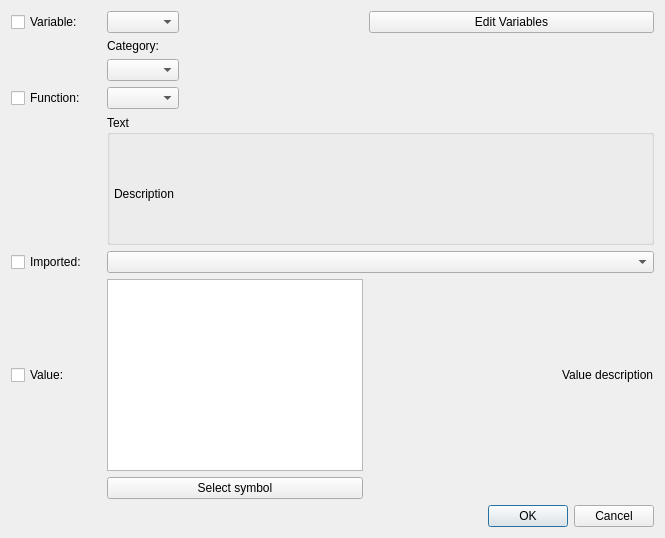
First picture: the form in src/editor/triggereditor/ui/triggerfunctiondialog.ui, repository tdauth/wc3lib, before the edit.
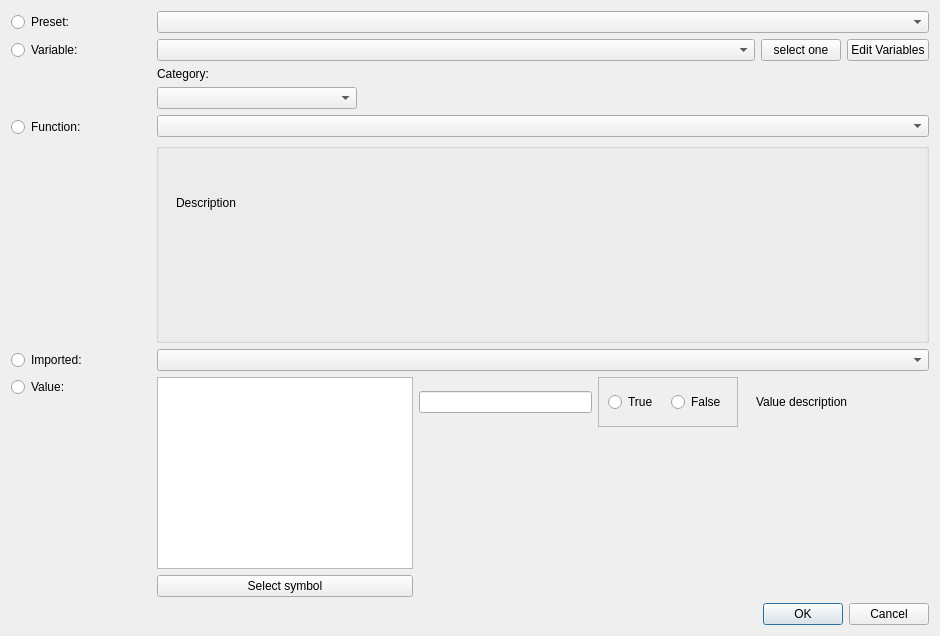
Second picture: the form after the edit. Custom widgets are drawn as their Qt base class.

What changed in the file:
```diff
--- a/src/editor/triggereditor/ui/triggerfunctiondialog.ui
+++ b/src/editor/triggereditor/ui/triggerfunctiondialog.ui
@@ -9,8 +9,8 @@
    <rect>
     <x>0</x>
     <y>0</y>
-    <width>665</width>
-    <height>538</height>
+    <width>940</width>
+    <height>633</height>
    </rect>
   </property>
   <property name="sizePolicy">
@@ -27,157 +27,511 @@
   </property>
   <layout class="QGridLayout" name="gridLayout">
    <item row="0" column="0">
-    <widget class="QCheckBox" name="m_checkBoxVariable">
-     <property name="text">
-      <string>Variable:</string>
-     </property>
-    </widget>
+    <layout class="QHBoxLayout" name="horizontalLayout_7">
+     <item>
+      <widget class="QRadioButton" name="m_radioButtonPreset">
+       <property name="sizePolicy">
+        <sizepolicy hsizetype="Fixed" vsizetype="Fixed">
+         <horstretch>0</horstretch>
+         <verstretch>0</verstretch>
+        </sizepolicy>
+       </property>
+       <property name="minimumSize">
+        <size>
+         <width>100</width>
+         <height>0</height>
+        </size>
+       </property>
+       <property name="text">
+        <string>Preset:</string>
+       </property>
+      </widget>
+     </item>
+     <item>
+      <spacer name="horizontalSpacer_5">
+       <property name="orientation">
+        <enum>Qt::Horizontal</enum>
+       </property>
+       <property name="sizeType">
+        <enum>QSizePolicy::Fixed</enum>
+       </property>
+       <property name="sizeHint" stdset="0">
+        <size>
+         <width>40</width>
+         <height>20</height>
+        </size>
+       </property>
+      </spacer>
+     </item>
+     <item>
+      <widget class="KComboBox" name="m_presetComboBox"/>
+     </item>
+    </layout>
    </item>
-   <item row="0" column="1">
-    <widget class="KComboBox" name="m_variablesComboBox"/>
+   <item row="1" column="0">
+    <layout class="QHBoxLayout" name="horizontalLayout_4">
+     <item>
+      <widget class="QRadioButton" name="m_radioButtonVariable">
+       <property name="sizePolicy">
+        <sizepolicy hsizetype="Fixed" vsizetype="Fixed">
+         <horstretch>0</horstretch>
+         <verstretch>0</verstretch>
+        </sizepolicy>
+       </property>
+       <property name="minimumSize">
+        <size>
+         <width>100</width>
+         <height>0</height>
+        </size>
+       </property>
+       <property name="text">
+        <string>Variable:</string>
+       </property>
+      </widget>
+     </item>
+     <item>
+      <spacer name="horizontalSpacer_2">
+       <property name="orientation">
+        <enum>Qt::Horizontal</enum>
+       </property>
+       <property name="sizeType">
+        <enum>QSizePolicy::Fixed</enum>
+       </property>
+       <property name="sizeHint" stdset="0">
+        <size>
+         <width>40</width>
+         <height>20</height>
+        </size>
+       </property>
+      </spacer>
+     </item>
+     <item>
+      <widget class="KComboBox" name="m_variablesComboBox"/>
+     </item>
+     <item>
+      <widget class="QPushButton" name="m_variablesSelectPushButton">
+       <property name="sizePolicy">
+        <sizepolicy hsizetype="Fixed" vsizetype="Fixed">
+         <horstretch>0</horstretch>
+         <verstretch>0</verstretch>
+        </sizepolicy>
+       </property>
+       <property name="text">
+        <string>select one</string>
+       </property>
+      </widget>
+     </item>
+     <item>
+      <widget class="QPushButton" name="m_variablesPushButton">
+       <property name="sizePolicy">
+        <sizepolicy hsizetype="Fixed" vsizetype="Fixed">
+         <horstretch>0</horstretch>
+         <verstretch>0</verstretch>
+        </sizepolicy>
+       </property>
+       <property name="text">
+        <string>Edit Variables</string>
+       </property>
+      </widget>
+     </item>
+    </layout>
    </item>
-   <item row="0" column="3" colspan="3">
-    <widget class="QPushButton" name="m_variablesPushButton">
-     <property name="text">
-      <string>Edit Variables</string>
-     </property>
-    </widget>
-   </item>
-   <item row="1" column="1">
-    <widget class="QLabel" name="m_categoryLabel">
-     <property name="sizePolicy">
-      <sizepolicy hsizetype="Fixed" vsizetype="Fixed">
-       <horstretch>0</horstretch>
-       <verstretch>0</verstretch>
-      </sizepolicy>
-     </property>
-     <property name="text">
-      <string>Category:</string>
-     </property>
-    </widget>
+   <item row="2" column="0">
+    <layout class="QHBoxLayout" name="horizontalLayout_5">
+     <item>
+      <layout class="QVBoxLayout" name="verticalLayout_3">
+       <item>
+        <spacer name="verticalSpacer_2">
+         <property name="orientation">
+          <enum>Qt::Vertical</enum>
+         </property>
+         <property name="sizeHint" stdset="0">
+          <size>
+           <width>20</width>
+           <height>40</height>
+          </size>
+         </property>
+        </spacer>
+       </item>
+       <item>
+        <widget class="QRadioButton" name="m_radioButtonFunction">
+         <property name="minimumSize">
+          <size>
+           <width>100</width>
+           <height>0</height>
+          </size>
+         </property>
+         <property name="text">
+          <string>Function:</string>
+         </property>
+        </widget>
+       </item>
+      </layout>
+     </item>
+     <item>
+      <spacer name="horizontalSpacer_3">
+       <property name="orientation">
+        <enum>Qt::Horizontal</enum>
+       </property>
+       <property name="sizeType">
+        <enum>QSizePolicy::Fixed</enum>
+       </property>
+       <property name="sizeHint" stdset="0">
+        <size>
+         <width>40</width>
+         <height>20</height>
+        </size>
+       </property>
+      </spacer>
+     </item>
+     <item>
+      <layout class="QVBoxLayout" name="verticalLayout_2">
+       <item>
+        <widget class="QLabel" name="m_categoryLabel">
+         <property name="sizePolicy">
+          <sizepolicy hsizetype="Fixed" vsizetype="Fixed">
+           <horstretch>0</horstretch>
+           <verstretch>0</verstretch>
+          </sizepolicy>
+         </property>
+         <property name="text">
+          <string>Category:</string>
+         </property>
+        </widget>
+       </item>
+       <item>
+        <layout class="QHBoxLayout" name="horizontalLayout_3">
+         <item>
+          <widget class="KComboBox" name="m_categoryComboBox">
+           <property name="sizePolicy">
+            <sizepolicy hsizetype="Fixed" vsizetype="Fixed">
+             <horstretch>0</horstretch>
+             <verstretch>0</verstretch>
+            </sizepolicy>
+           </property>
+           <property name="minimumSize">
+            <size>
+             <width>200</width>
+             <height>0</height>
+            </size>
+           </property>
+          </widget>
+         </item>
+         <item>
+          <spacer name="horizontalSpacer">
+           <property name="orientation">
+            <enum>Qt::Horizontal</enum>
+           </property>
+           <property name="sizeType">
+            <enum>QSizePolicy::Expanding</enum>
+           </property>
+           <property name="sizeHint" stdset="0">
+            <size>
+             <width>150</width>
+             <height>20</height>
+            </size>
+           </property>
+          </spacer>
+         </item>
+        </layout>
+       </item>
+       <item>
+        <widget class="KComboBox" name="m_functionComboBox"/>
+       </item>
+      </layout>
+     </item>
+    </layout>
    </item>
    <item row="3" column="0">
-    <widget class="QCheckBox" name="m_checkBoxFunction">
-     <property name="text">
-      <string>Function:</string>
-     </property>
-    </widget>
+    <layout class="QHBoxLayout" name="horizontalLayout_6">
+     <item>
+      <spacer name="horizontalSpacer_4">
+       <property name="orientation">
+        <enum>Qt::Horizontal</enum>
+       </property>
+       <property name="sizeType">
+        <enum>QSizePolicy::Fixed</enum>
+       </property>
+       <property name="sizeHint" stdset="0">
+        <size>
+         <width>145</width>
+         <height>20</height>
+        </size>
+       </property>
+      </spacer>
+     </item>
+     <item>
+      <widget class="QGroupBox" name="m_textGroupBox">
+       <property name="sizePolicy">
+        <sizepolicy hsizetype="Expanding" vsizetype="Expanding">
+         <horstretch>0</horstretch>
+         <verstretch>0</verstretch>
+        </sizepolicy>
+       </property>
+       <property name="minimumSize">
+        <size>
+         <width>0</width>
+         <height>200</height>
+        </size>
+       </property>
+       <property name="title">
+        <string/>
+       </property>
+       <property name="flat">
+        <bool>false</bool>
+       </property>
+       <property name="checkable">
+        <bool>false</bool>
+       </property>
+       <widget class="QLabel" name="m_descriptionLabel">
+        <property name="geometry">
+         <rect>
+          <x>20</x>
+          <y>10</y>
+          <width>521</width>
+          <height>101</height>
+         </rect>
+        </property>
+        <property name="sizePolicy">
+         <sizepolicy hsizetype="Expanding" vsizetype="Expanding">
+          <horstretch>0</horstretch>
+          <verstretch>0</verstretch>
+         </sizepolicy>
+        </property>
+        <property name="text">
+         <string>Description</string>
+        </property>
+        <property name="textFormat">
+         <enum>Qt::RichText</enum>
+        </property>
+        <property name="wordWrap">
+         <bool>true</bool>
+        </property>
+       </widget>
+      </widget>
+     </item>
+    </layout>
    </item>
-   <item row="3" column="1">
-    <widget class="KComboBox" name="m_functionComboBox"/>
-   </item>
-   <item row="4" column="1" colspan="5">
-    <widget class="QGroupBox" name="m_textGroupBox">
-     <property name="sizePolicy">
-      <sizepolicy hsizetype="Minimum" vsizetype="Minimum">
-       <horstretch>0</horstretch>
-       <verstretch>0</verstretch>
-      </sizepolicy>
-     </property>
-     <property name="title">
-      <string>Text</string>
-     </property>
-     <property name="flat">
-      <bool>true</bool>
-     </property>
-     <property name="checkable">
-      <bool>false</bool>
-     </property>
-     <widget class="QLabel" name="m_descriptionLabel">
-      <property name="geometry">
-       <rect>
-        <x>7</x>
-        <y>29</y>
-        <width>461</width>
-        <height>101</height>
-       </rect>
-      </property>
-      <property name="text">
-       <string>Description</string>
-      </property>
-      <property name="textFormat">
-       <enum>Qt::RichText</enum>
-      </property>
-     </widget>
-    </widget>
+   <item row="4" column="0">
+    <layout class="QHBoxLayout" name="horizontalLayout_8">
+     <item>
+      <widget class="QRadioButton" name="m_radioButtonImported">
+       <property name="sizePolicy">
+        <sizepolicy hsizetype="Fixed" vsizetype="Fixed">
+         <horstretch>0</horstretch>
+         <verstretch>0</verstretch>
+        </sizepolicy>
+       </property>
+       <property name="minimumSize">
+        <size>
+         <width>100</width>
+         <height>0</height>
+        </size>
+       </property>
+       <property name="text">
+        <string>Imported:</string>
+       </property>
+      </widget>
+     </item>
+     <item>
+      <spacer name="horizontalSpacer_6">
+       <property name="orientation">
+        <enum>Qt::Horizontal</enum>
+       </property>
+       <property name="sizeType">
+        <enum>QSizePolicy::Fixed</enum>
+       </property>
+       <property name="sizeHint" stdset="0">
+        <size>
+         <width>40</width>
+         <height>20</height>
+        </size>
+       </property>
+      </spacer>
+     </item>
+     <item>
+      <widget class="KComboBox" name="m_importedComboBox"/>
+     </item>
+    </layout>
    </item>
    <item row="5" column="0">
-    <widget class="QCheckBox" name="m_checkBoxImported">
-     <property name="text">
-      <string>Imported:</string>
-     </property>
-    </widget>
-   </item>
-   <item row="5" column="1" colspan="5">
-    <widget class="KComboBox" name="m_importedComboBox"/>
+    <layout class="QHBoxLayout" name="horizontalLayout_9">
+     <item>
+      <layout class="QVBoxLayout" name="verticalLayout_4">
+       <property name="sizeConstraint">
+        <enum>QLayout::SetDefaultConstraint</enum>
+       </property>
+       <item>
+        <widget class="QRadioButton" name="m_radioButtonValue">
+         <property name="sizePolicy">
+          <sizepolicy hsizetype="Fixed" vsizetype="Fixed">
+           <horstretch>0</horstretch>
+           <verstretch>0</verstretch>
+          </sizepolicy>
+         </property>
+         <property name="minimumSize">
+          <size>
+           <width>100</width>
+           <height>0</height>
+          </size>
+         </property>
+         <property name="sizeIncrement">
+          <size>
+           <width>100</width>
+           <height>0</height>
+          </size>
+         </property>
+         <property name="text">
+          <string>Value:</string>
+         </property>
+        </widget>
+       </item>
+       <item>
+        <spacer name="verticalSpacer_3">
+         <property name="orientation">
+          <enum>Qt::Vertical</enum>
+         </property>
+         <property name="sizeHint" stdset="0">
+          <size>
+           <width>5</width>
+           <height>40</height>
+          </size>
+         </property>
+        </spacer>
+       </item>
+      </layout>
+     </item>
+     <item>
+      <spacer name="horizontalSpacer_7">
+       <property name="orientation">
+        <enum>Qt::Horizontal</enum>
+       </property>
+       <property name="sizeType">
+        <enum>QSizePolicy::Fixed</enum>
+       </property>
+       <property name="sizeHint" stdset="0">
+        <size>
+         <width>40</width>
+         <height>20</height>
+        </size>
+       </property>
+      </spacer>
+     </item>
+     <item>
+      <layout class="QHBoxLayout" name="horizontalLayout">
+       <item>
+        <layout class="QVBoxLayout" name="verticalLayout_5">
+         <item>
+          <widget class="QTextEdit" name="m_textEdit">
+           <property name="sizePolicy">
+            <sizepolicy hsizetype="Minimum" vsizetype="Minimum">
+             <horstretch>0</horstretch>
+             <verstretch>0</verstretch>
+            </sizepolicy>
+           </property>
+          </widget>
+         </item>
+         <item>
+          <widget class="QPushButton" name="m_valuePushButton">
+           <property name="text">
+            <string>Select symbol</string>
+           </property>
+          </widget>
+         </item>
+        </layout>
+       </item>
+       <item>
+        <layout class="QVBoxLayout" name="verticalLayout">
+         <item>
+          <layout class="QHBoxLayout" name="horizontalLayout_2">
+           <item>
+            <widget class="KLineEdit" name="m_lineEdit"/>
+           </item>
+           <item>
+            <widget class="QFrame" name="m_booleanFrame">
+             <property name="sizePolicy">
+              <sizepolicy hsizetype="Fixed" vsizetype="Fixed">
+               <horstretch>0</horstretch>
+               <verstretch>0</verstretch>
+              </sizepolicy>
+             </property>
+             <property name="minimumSize">
+              <size>
+               <width>140</width>
+               <height>50</height>
+              </size>
+             </property>
+             <property name="frameShape">
+              <enum>QFrame::StyledPanel</enum>
+             </property>
+             <property name="frameShadow">
+              <enum>QFrame::Raised</enum>
+             </property>
+             <layout class="QHBoxLayout" name="horizontalLayout_10">
+              <item>
+               <widget class="QRadioButton" name="m_radioButtonTrue">
+                <property name="text">
+                 <string>True</string>
+                </property>
+               </widget>
+              </item>
+              <item>
+               <widget class="QRadioButton" name="m_radioButtonFalse">
+                <property name="text">
+                 <string>False</string>
+                </property>
+               </widget>
+              </item>
+             </layout>
+            </widget>
+           </item>
+           <item>
+            <widget class="KDoubleNumInput" name="m_numInputDouble"/>
+           </item>
+           <item>
+            <widget class="KIntNumInput" name="m_numInput"/>
+           </item>
+           <item>
+            <widget class="QLabel" name="m_valueLabel">
+             <property name="sizePolicy">
+              <sizepolicy hsizetype="Expanding" vsizetype="Preferred">
+               <horstretch>0</horstretch>
+               <verstretch>0</verstretch>
+              </sizepolicy>
+             </property>
+             <property name="text">
+              <string>Value description</string>
+             </property>
+            </widget>
+           </item>
+          </layout>
+         </item>
+         <item>
+          <spacer name="verticalSpacer">
+           <property name="orientation">
+            <enum>Qt::Vertical</enum>
+           </property>
+           <property name="sizeHint" stdset="0">
+            <size>
+             <width>20</width>
+             <height>40</height>
+            </size>
+           </property>
+          </spacer>
+         </item>
+        </layout>
+       </item>
+      </layout>
+     </item>
+    </layout>
    </item>
    <item row="6" column="0">
-    <widget class="QCheckBox" name="m_checkBoxValue">
-     <property name="text">
-      <string>Value:</string>
-     </property>
-    </widget>
-   </item>
-   <item row="6" column="1" colspan="2">
-    <widget class="QTextEdit" name="m_textEdit">
-     <property name="sizePolicy">
-      <sizepolicy hsizetype="Minimum" vsizetype="Minimum">
-       <horstretch>0</horstretch>
-       <verstretch>0</verstretch>
-      </sizepolicy>
-     </property>
-    </widget>
-   </item>
-   <item row="6" column="3">
-    <widget class="KIntNumInput" name="m_numInput"/>
-   </item>
-   <item row="6" column="4">
-    <widget class="KDoubleNumInput" name="m_numInputDouble"/>
-   </item>
-   <item row="6" column="5">
-    <widget class="QLabel" name="m_valueLabel">
-     <property name="text">
-      <string>Value description</string>
-     </property>
-    </widget>
-   </item>
-   <item row="7" column="1" colspan="2">
-    <widget class="QPushButton" name="m_valuePushButton">
-     <property name="text">
-      <string>Select symbol</string>
-     </property>
-    </widget>
-   </item>
-   <item row="8" column="4" colspan="2">
     <widget class="KDialogButtonBox" name="m_dialogButtonBox">
      <property name="standardButtons">
       <set>QDialogButtonBox::Cancel|QDialogButtonBox::Ok</set>
      </property>
     </widget>
    </item>
-   <item row="2" column="3" colspan="3">
-    <spacer name="horizontalSpacer">
-     <property name="orientation">
-      <enum>Qt::Horizontal</enum>
-     </property>
-     <property name="sizeHint" stdset="0">
-      <size>
-       <width>284</width>
-       <height>20</height>
-      </size>
-     </property>
-    </spacer>
-   </item>
-   <item row="2" column="1" colspan="2">
-    <widget class="KComboBox" name="m_categoryComboBox">
-     <property name="sizePolicy">
-      <sizepolicy hsizetype="Fixed" vsizetype="Fixed">
-       <horstretch>0</horstretch>
-       <verstretch>0</verstretch>
-      </sizepolicy>
-     </property>
-    </widget>
-   </item>
   </layout>
  </widget>
  <customwidgets>
@@ -196,6 +550,11 @@
    <extends>QComboBox</extends>
    <header>kcombobox.h</header>
   </customwidget>
+  <customwidget>
+   <class>KLineEdit</class>
+   <extends>QLineEdit</extends>
+   <header>klineedit.h</header>
+  </customwidget>
   <customwidget>
    <class>KIntNumInput</class>
    <extends>QWidget</extends>
```
Left out of the diff: 199 changed lines with no effect on the pictures.
